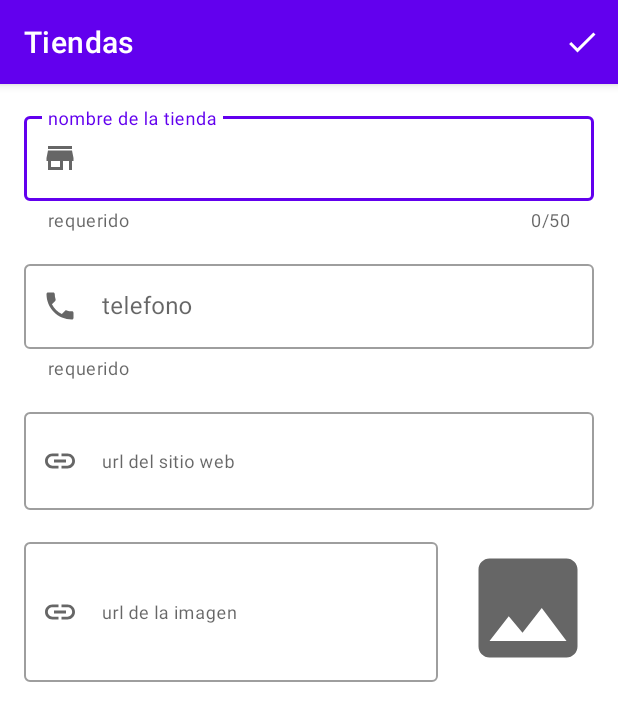
After one commit to carlosfuentes21/Tiendas, an Android app: the fragment EditStoreFragment shown on its own in the app's theme, on a phone screen of 412 x 824 dp. The commit adds this screen. Shown: the top 721 px of the screen. Run offline under Robolectric (Android 15) with nearby library versions, the phone set to English and light mode, and no system bars.

Commit message:
configurar toolbar de fragment
se agrego icono de menu y evento retroceder, tambien se setearon las variables en el metodo onDestroy

```diff
--- a/stores/app/build.gradle
+++ b/stores/app/build.gradle
@@ -48,6 +48,7 @@ dependencies {
     implementation 'androidx.appcompat:appcompat:1.3.1'
     implementation 'com.google.android.material:material:1.4.0'
     implementation 'androidx.constraintlayout:constraintlayout:2.1.1'
+    implementation 'androidx.legacy:legacy-support-v4:1.0.0'
     testImplementation 'junit:junit:4.+'
     androidTestImplementation 'androidx.test.ext:junit:1.1.3'
     androidTestImplementation 'androidx.test.espresso:espresso-core:3.4.0'
--- /dev/null
+++ b/stores/app/src/main/java/com/wposs/stores/EditStoreFragment.kt
@@ -0,0 +1,65 @@
+package com.wposs.stores
+
+import android.os.Bundle
+import android.view.*
+import androidx.fragment.app.Fragment
+import com.google.android.material.snackbar.Snackbar
+import com.wposs.stores.databinding.FragmentEditStoreBinding
+
+// TODO: Rename parameter arguments, choose names that match
+
+class EditStoreFragment : Fragment() {
+
+    private lateinit var mBinding : FragmentEditStoreBinding
+    private var mActivity: MainActivity?=null
+
+    override fun onCreateView(inflater: LayoutInflater, container: ViewGroup?,
+        savedInstanceState: Bundle?): View? {
+        mBinding = FragmentEditStoreBinding.inflate(inflater, container, false)
+
+        return mBinding.root
+    }
+
+    override fun onViewCreated(view: View, savedInstanceState: Bundle?) {
+        super.onViewCreated(view, savedInstanceState)
+
+        mActivity = activity as? MainActivity
+        mActivity?.supportActionBar?.setDisplayHomeAsUpEnabled(true)
+        mActivity?.supportActionBar?.title = getString(R.string.edit_store_add)
+
+        setHasOptionsMenu(true)
+
+    }
+
+    override fun onCreateOptionsMenu(menu: Menu, inflater: MenuInflater) {
+        inflater.inflate(R.menu.menu_save, menu)
+        super.onCreateOptionsMenu(menu, inflater)
+    }
+
+    override fun onOptionsItemSelected(item: MenuItem): Boolean {
+        return when(item.itemId){
+            android.R.id.home -> {
+                mActivity?.onBackPressed()
+                true
+            }
+            R.id.action_save -> {
+                Snackbar.make(mBinding.root,
+                    getString(R.string.edit_store_message_save_success),
+                    Snackbar.LENGTH_SHORT)
+                    .show()
+                true
+            }
+            else -> super.onOptionsItemSelected(item)
+        }
+        //return super.onOptionsItemSelected(item)
+    }
+
+    override fun onDestroy() {
+        mActivity?.supportActionBar?.setDisplayHomeAsUpEnabled(false)
+        mActivity?.supportActionBar?.title = getString(R.string.app_name)
+        mActivity?.hideFab(true)
+        super.onDestroy()
+    }
+
+
+}
--- a/stores/app/src/main/java/com/wposs/stores/MainActivity.kt
+++ b/stores/app/src/main/java/com/wposs/stores/MainActivity.kt
@@ -7,7 +7,7 @@ import com.wposs.stores.databinding.ActivityMainBinding
 import org.jetbrains.anko.doAsync
 import org.jetbrains.anko.uiThread
 
-class MainActivity : AppCompatActivity(), OnClickListener {
+class MainActivity : AppCompatActivity(), OnClickListener, MainAux {
 
     private lateinit var mBinding:ActivityMainBinding
     private lateinit var mAdapter: StoreAdapter
@@ -18,18 +18,34 @@ class MainActivity : AppCompatActivity(), OnClickListener {
         mBinding = ActivityMainBinding.inflate(layoutInflater)
         setContentView(mBinding.root)
 
-        mBinding.btnSave.setOnClickListener {
-            val store = StoreEntity(name = mBinding.etName.text.toString().trim())
+//        mBinding.btnSave.setOnClickListener {
+//            val store = StoreEntity(name = mBinding.etName.text.toString().trim())
+//
+//            Thread{
+//                StoreAplication.database.storeDao().addStore(store)
+//            }.start()
+//
+//            mAdapter.add(store)
+//        }
 
-            Thread{
-                StoreAplication.database.storeDao().addStore(store)
-            }.start()
-
-            mAdapter.add(store)
-        }
+        mBinding.fab.setOnClickListener { launchEditFragment() }
 
         setupRecyclerView()
 
+    }
+
+    //lanzar fragmento
+    private fun launchEditFragment() {
+        val fragment = EditStoreFragment()
+        val fragmentManager = supportFragmentManager
+        val fragmentTransaction = fragmentManager.beginTransaction()
+
+        fragmentTransaction.add(R.id.containerMain, fragment)
+        fragmentTransaction.addToBackStack(null)
+        fragmentTransaction.commit()
+
+        //mBinding.fab.hide()
+        hideFab()
     }
 
     private fun setupRecyclerView() {
@@ -77,4 +93,16 @@ class MainActivity : AppCompatActivity(), OnClickListener {
             }
         }
     }
+
+    /*
+    * MainAux
+    * */
+
+    override fun hideFab(isVisible: Boolean) {
+        if (isVisible){
+            mBinding.fab.show()
+        }else{
+            mBinding.fab.hide()
+        }
+    }
 }
--- /dev/null
+++ b/stores/app/src/main/java/com/wposs/stores/MainAux.kt
@@ -0,0 +1,5 @@
+package com.wposs.stores
+
+interface MainAux {
+    fun hideFab(isVisible:Boolean= false)
+}
--- /dev/null
+++ b/stores/app/src/main/res/drawable/ic_check.xml
@@ -0,0 +1,10 @@
+<vector xmlns:android="http://schemas.android.com/apk/res/android"
+    android:width="24dp"
+    android:height="24dp"
+    android:viewportWidth="24"
+    android:viewportHeight="24"
+    android:tint="?attr/colorControlNormal">
+  <path
+      android:fillColor="@android:color/white"
+      android:pathData="M9,16.17L4.83,12l-1.42,1.41L9,19 21,7l-1.41,-1.41z"/>
+</vector>
--- /dev/null
+++ b/stores/app/src/main/res/drawable/ic_image.xml
@@ -0,0 +1,10 @@
+<vector xmlns:android="http://schemas.android.com/apk/res/android"
+    android:width="24dp"
+    android:height="24dp"
+    android:viewportWidth="24"
+    android:viewportHeight="24"
+    android:tint="?attr/colorControlNormal">
+  <path
+      android:fillColor="@android:color/white"
+      android:pathData="M21,19V5c0,-1.1 -0.9,-2 -2,-2H5c-1.1,0 -2,0.9 -2,2v14c0,1.1 0.9,2 2,2h14c1.1,0 2,-0.9 2,-2zM8.5,13.5l2.5,3.01L14.5,12l4.5,6H5l3.5,-4.5z"/>
+</vector>
--- /dev/null
+++ b/stores/app/src/main/res/drawable/ic_link.xml
@@ -0,0 +1,10 @@
+<vector xmlns:android="http://schemas.android.com/apk/res/android"
+    android:width="24dp"
+    android:height="24dp"
+    android:viewportWidth="24"
+    android:viewportHeight="24"
+    android:tint="?attr/colorControlNormal">
+  <path
+      android:fillColor="@android:color/white"
+      android:pathData="M3.9,12c0,-1.71 1.39,-3.1 3.1,-3.1h4L11,7L7,7c-2.76,0 -5,2.24 -5,5s2.24,5 5,5h4v-1.9L7,15.1c-1.71,0 -3.1,-1.39 -3.1,-3.1zM8,13h8v-2L8,11v2zM17,7h-4v1.9h4c1.71,0 3.1,1.39 3.1,3.1s-1.39,3.1 -3.1,3.1h-4L13,17h4c2.76,0 5,-2.24 5,-5s-2.24,-5 -5,-5z"/>
+</vector>
--- /dev/null
+++ b/stores/app/src/main/res/drawable/ic_phone.xml
@@ -0,0 +1,10 @@
+<vector xmlns:android="http://schemas.android.com/apk/res/android"
+    android:width="24dp"
+    android:height="24dp"
+    android:viewportWidth="24"
+    android:viewportHeight="24"
+    android:tint="?attr/colorControlNormal">
+  <path
+      android:fillColor="@android:color/white"
+      android:pathData="M6.62,10.79c1.44,2.83 3.76,5.14 6.59,6.59l2.2,-2.2c0.27,-0.27 0.67,-0.36 1.02,-0.24 1.12,0.37 2.33,0.57 3.57,0.57 0.55,0 1,0.45 1,1V20c0,0.55 -0.45,1 -1,1 -9.39,0 -17,-7.61 -17,-17 0,-0.55 0.45,-1 1,-1h3.5c0.55,0 1,0.45 1,1 0,1.25 0.2,2.45 0.57,3.57 0.11,0.35 0.03,0.74 -0.25,1.02l-2.2,2.2z"/>
+</vector>
--- /dev/null
+++ b/stores/app/src/main/res/drawable/ic_store.xml
@@ -0,0 +1,10 @@
+<vector xmlns:android="http://schemas.android.com/apk/res/android"
+    android:width="24dp"
+    android:height="24dp"
+    android:viewportWidth="24"
+    android:viewportHeight="24"
+    android:tint="?attr/colorControlNormal">
+  <path
+      android:fillColor="@android:color/white"
+      android:pathData="M20,4L4,4v2h16L20,4zM21,14v-2l-1,-5L4,7l-1,5v2h1v6h10v-6h4v6h2v-6h1zM12,18L6,18v-4h6v4z"/>
+</vector>
--- a/stores/app/src/main/res/layout/activity_main.xml
+++ b/stores/app/src/main/res/layout/activity_main.xml
@@ -9,36 +9,36 @@
     android:layout_height="match_parent"
     tools:context=".MainActivity">
 
-    <com.google.android.material.button.MaterialButton
-        android:id="@+id/btnSave"
-        android:layout_width="wrap_content"
-        android:layout_height="wrap_content"
-        tools:text="Save"
-        android:textColor="@android:color/white"
-        android:layout_margin="@dimen/common_padding_defauld"
-        app:layout_constraintEnd_toEndOf="parent"
-        app:layout_constraintTop_toTopOf="parent"/>
+<!--    <com.google.android.material.button.MaterialButton-->
+<!--        android:id="@+id/btnSave"-->
+<!--        android:layout_width="wrap_content"-->
+<!--        android:layout_height="wrap_content"-->
+<!--        tools:text="Save"-->
+<!--        android:textColor="@android:color/white"-->
+<!--        android:layout_margin="@dimen/common_padding_defauld"-->
+<!--        app:layout_constraintEnd_toEndOf="parent"-->
+<!--        app:layout_constraintTop_toTopOf="parent"/>-->
 
-    <EditText
-        android:id="@+id/etName"
-        android:layout_width="0dp"
-        android:layout_height="wrap_content"
-        android:layout_marginHorizontal="@dimen/common_padding_defauld"
-        android:hint="Nombre de la tienda"
-        app:layout_constraintStart_toStartOf="parent"
-        app:layout_constraintEnd_toStartOf="@id/btnSave"
-        app:layout_constraintTop_toTopOf="@id/btnSave"
-        app:layout_constraintBottom_toBottomOf="@id/btnSave"/>
+<!--    <EditText-->
+<!--        android:id="@+id/etName"-->
+<!--        android:layout_width="0dp"-->
+<!--        android:layout_height="wrap_content"-->
+<!--        android:layout_marginHorizontal="@dimen/common_padding_defauld"-->
+<!--        android:hint="Nombre de la tienda"-->
+<!--        app:layout_constraintStart_toStartOf="parent"-->
+<!--        app:layout_constraintEnd_toStartOf="@id/btnSave"-->
+<!--        app:layout_constraintTop_toTopOf="@id/btnSave"-->
+<!--        app:layout_constraintBottom_toBottomOf="@id/btnSave"/>-->
 
     <androidx.recyclerview.widget.RecyclerView
         android:id="@+id/reciclerView"
         android:layout_width="0dp"
         android:layout_height="0dp"
         tools:listitem="@layout/item_store"
-        android:layout_marginTop="@dimen/common_padding_defauld"
+
         app:layout_constraintStart_toStartOf="parent"
         app:layout_constraintEnd_toEndOf="parent"
-        app:layout_constraintTop_toBottomOf="@id/btnSave"
+        app:layout_constraintTop_toTopOf="parent"
         app:layout_constraintBottom_toBottomOf="parent"/>
 
     <com.google.android.material.floatingactionbutton.FloatingActionButton
--- /dev/null
+++ b/stores/app/src/main/res/layout/fragment_edit_store.xml
@@ -0,0 +1,122 @@
+<?xml version="1.0" encoding="utf-8"?>
+<androidx.core.widget.NestedScrollView xmlns:android="http://schemas.android.com/apk/res/android"
+    xmlns:app="http://schemas.android.com/apk/res-auto"
+    xmlns:tools="http://schemas.android.com/tools"
+    android:layout_width="match_parent"
+    android:layout_height="match_parent"
+    android:background="@color/white"
+    tools:context=".EditStoreFragment">
+
+    <LinearLayout
+        android:layout_width="match_parent"
+        android:layout_height="wrap_content"
+        android:orientation="vertical"
+        android:padding="@dimen/common_padding_defauld">
+
+        <com.google.android.material.textfield.TextInputLayout
+            android:id="@+id/tiName"
+            style="@style/Widget.MaterialComponents.TextInputLayout.OutlinedBox"
+            android:layout_width="match_parent"
+            android:layout_height="wrap_content"
+            android:hint="@string/hind_name"
+            app:counterEnabled="true"
+            app:counterMaxLength="@integer/counter_max_name"
+
+            app:helperText="@string/helper_required"
+            app:startIconDrawable="@drawable/ic_store">
+
+            <com.google.android.material.textfield.TextInputEditText
+                android:id="@+id/etName"
+                android:layout_width="match_parent"
+                android:layout_height="wrap_content"
+                android:inputType="textCapWords"
+                android:maxLength="@integer/counter_max_name" />
+
+        </com.google.android.material.textfield.TextInputLayout>
+
+        <com.google.android.material.textfield.TextInputLayout
+            android:id="@+id/tiPhone"
+            style="@style/Widget.MaterialComponents.TextInputLayout.OutlinedBox"
+            android:layout_width="match_parent"
+            android:layout_height="match_parent"
+            android:layout_marginTop="@dimen/common_padding_defauld"
+            android:hint="@string/hind_phone"
+            app:endIconMode="clear_text"
+            app:helperText="@string/helper_required"
+            app:startIconDrawable="@drawable/ic_phone">
+
+            <com.google.android.material.textfield.TextInputEditText
+                android:id="@+id/etPhone"
+                android:layout_width="match_parent"
+                android:layout_height="wrap_content"
+                android:inputType="phone"
+                android:maxLength="@integer/counter_max_phone" />
+
+
+        </com.google.android.material.textfield.TextInputLayout>
+
+        <com.google.android.material.textfield.TextInputLayout
+            style="@style/Widget.MaterialComponents.TextInputLayout.OutlinedBox"
+            android:layout_width="match_parent"
+            android:layout_height="match_parent"
+            android:layout_marginTop="@dimen/common_padding_defauld"
+            android:hint="@string/hind_website"
+            app:endIconMode="clear_text"
+            app:startIconDrawable="@drawable/ic_link">
+
+            <com.google.android.material.textfield.TextInputEditText
+                android:id="@+id/etWebsite"
+                android:layout_width="match_parent"
+                android:layout_height="wrap_content"
+                android:inputType="textMultiLine"
+                android:maxLines="@integer/lines_url_website"
+                android:minLines="@integer/lines_url_website"
+                android:textAppearance="?attr/textAppearanceCaption"
+                android:textColor="@color/color_link" />
+
+
+        </com.google.android.material.textfield.TextInputLayout>
+
+        <LinearLayout
+            android:layout_width="match_parent"
+            android:layout_height="wrap_content"
+            android:layout_marginTop="@dimen/common_padding_defauld"
+            android:gravity="center_vertical"
+            android:orientation="horizontal">
+
+            <com.google.android.material.textfield.TextInputLayout
+                style="@style/Widget.MaterialComponents.TextInputLayout.OutlinedBox"
+                android:layout_width="0dp"
+                android:layout_height="wrap_content"
+                android:layout_weight="1"
+                android:hint="@string/hind_photo_url"
+                app:endIconMode="clear_text"
+                app:startIconDrawable="@drawable/ic_link">
+
+                <com.google.android.material.textfield.TextInputEditText
+                    android:id="@+id/etPhotoUrl"
+                    android:layout_width="match_parent"
+                    android:layout_height="wrap_content"
+                    android:inputType="textMultiLine"
+                    android:textAppearance="?attr/textAppearanceCaption"
+                    android:textColor="@color/color_link"
+                    android:maxLines="@integer/lines_photo_url"
+                    android:minLines="@integer/lines_photo_url" />
+
+            </com.google.android.material.textfield.TextInputLayout>
+
+            <ImageView
+                android:id="@+id/imgPhoto"
+                android:layout_width="@dimen/photo_size_thumb"
+                android:layout_height="@dimen/photo_size_thumb"
+                android:contentDescription="@string/description_img_photo"
+                android:src="@drawable/ic_image"
+                android:layout_marginStart="@dimen/common_padding_defauld"
+                android:layout_marginLeft="@dimen/common_padding_defauld" />
+
+
+        </LinearLayout>
+
+    </LinearLayout>
+
+</androidx.core.widget.NestedScrollView>
--- /dev/null
+++ b/stores/app/src/main/res/menu/menu_save.xml
@@ -0,0 +1,11 @@
+<?xml version="1.0" encoding="utf-8"?>
+<menu xmlns:android="http://schemas.android.com/apk/res/android"
+    xmlns:app="http://schemas.android.com/apk/res-auto">
+
+    <item
+        android:id="@+id/action_save"
+        android:title="@string/menu_save"
+        android:icon="@drawable/ic_check"
+        app:showAsAction="ifRoom"/>
+
+</menu>
--- a/stores/app/src/main/res/values/colors.xml
+++ b/stores/app/src/main/res/values/colors.xml
@@ -9,4 +9,5 @@
     <color name="white">#FFFFFFFF</color>
 
     <color name="color_white_t">#CCFFFFFF</color>
+    <color name="color_link">#0D47A1</color>
 </resources>
--- a/stores/app/src/main/res/values/dimens.xml
+++ b/stores/app/src/main/res/values/dimens.xml
@@ -6,4 +6,5 @@
     <dimen name="common_padding_middle">24dp</dimen>
     <dimen name="card_img_size">40dp</dimen>
     <dimen name="card_height">56dp</dimen>
+    <dimen name="photo_size_thumb">88dp</dimen>
 </resources>
--- /dev/null
+++ b/stores/app/src/main/res/values/integers.xml
@@ -0,0 +1,7 @@
+<?xml version="1.0" encoding="utf-8"?>
+<resources>
+    <integer name="counter_max_name">50</integer>
+    <integer name="counter_max_phone">13</integer>
+    <integer name="lines_url_website">2</integer>
+    <integer name="lines_photo_url">4</integer>
+</resources>
--- a/stores/app/src/main/res/values/strings.xml
+++ b/stores/app/src/main/res/values/strings.xml
@@ -2,4 +2,14 @@
     <string name="app_name">Tiendas</string>
     <string name="description_img_photo">Imagen de la tienda</string>
     <string name="description_store">Crear tienda</string>
+    <!-- TODO: Remove or change this placeholder text -->
+    <string name="hello_blank_fragment">Hello blank fragment</string>
+    <string name="hind_name">nombre de la tienda</string>
+    <string name="helper_required">requerido</string>
+    <string name="hind_phone">telefono</string>
+    <string name="hind_website">url del sitio web</string>
+    <string name="hind_photo_url">url de la imagen</string>
+    <string name="edit_store_add">Crear tienda</string>
+    <string name="menu_save">Save</string>
+    <string name="edit_store_message_save_success">Tienda agregada</string>
 </resources>
```
